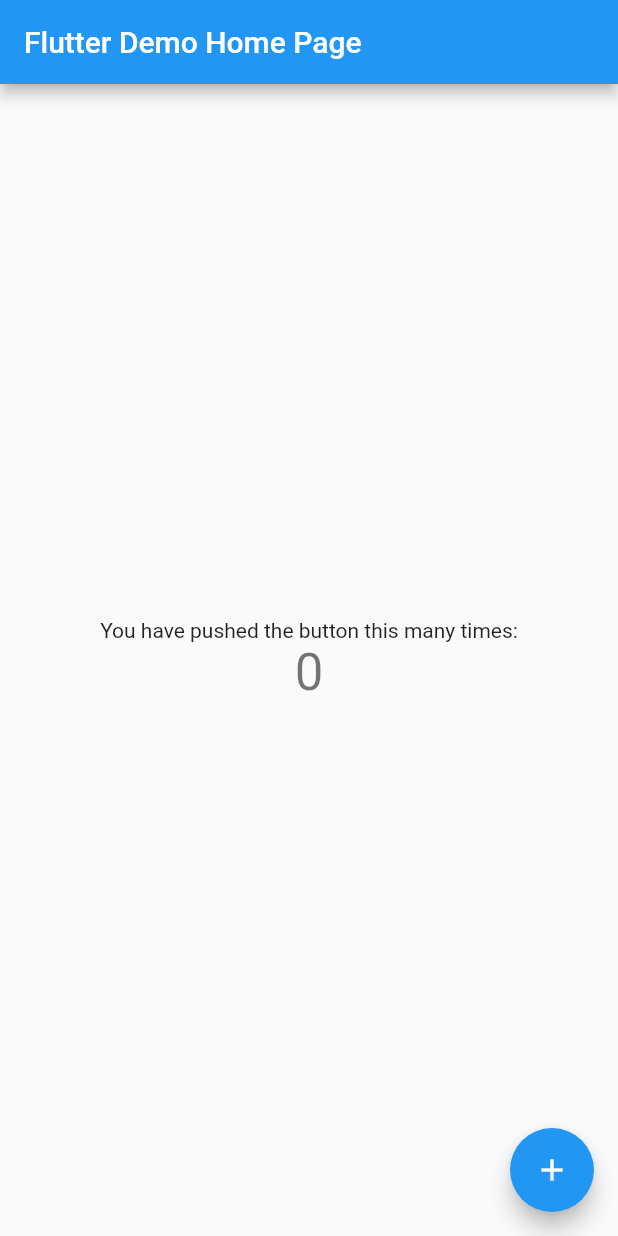
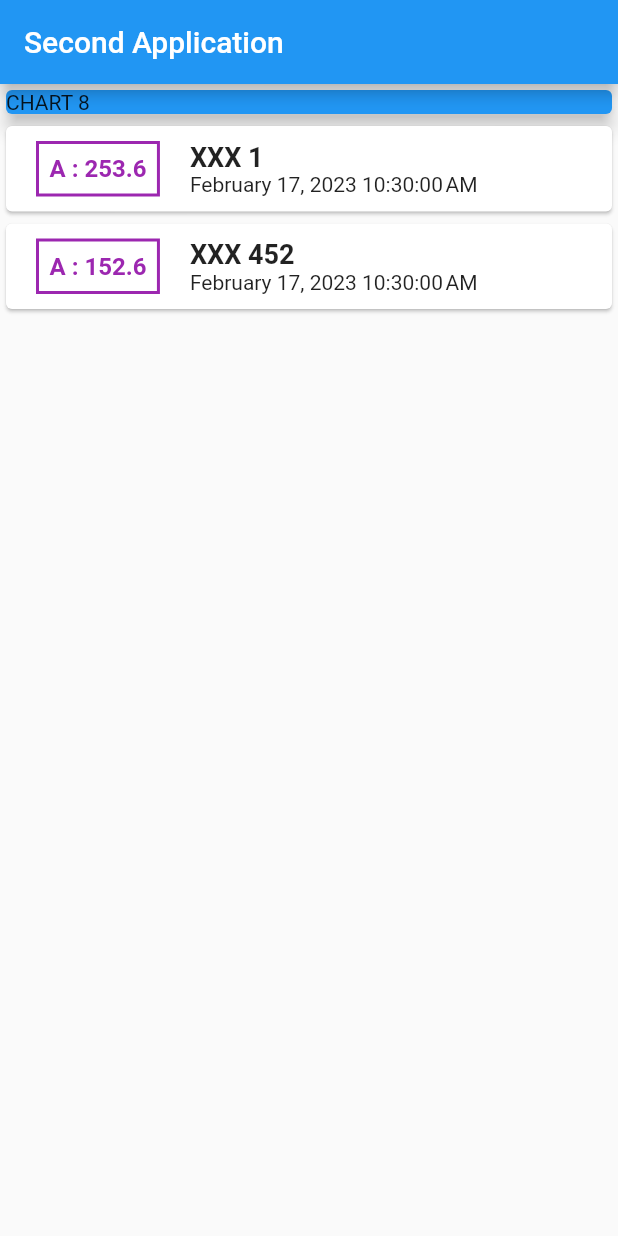
Before and after one commit to Jean-Lionel/flutter_budget_plan, a Flutter app: the screen it shows after launch, on a phone screen of 412 x 824 dp. Run offline on Flutter 3.47's test engine with Material 2 defaults, Android fonts, the phone set to English and light mode, and no system bars.

Commit message:
add transaction classe

```diff
--- a/lib/main.dart
+++ b/lib/main.dart
@@ -1,115 +1,113 @@
 import 'package:flutter/material.dart';
+import 'package:flutter_budget_app/tranaction.dart';
+import 'package:intl/intl.dart';
 
 void main() {
-  runApp(const MyApp());
+  runApp(MyApp());
 }
 
 class MyApp extends StatelessWidget {
-  const MyApp({super.key});
-
   // This widget is the root of your application.
   @override
   Widget build(BuildContext context) {
     return MaterialApp(
       title: 'Flutter Demo',
       theme: ThemeData(
-        // This is the theme of your application.
-        //
-        // Try running your application with "flutter run". You'll see the
-        // application has a blue toolbar. Then, without quitting the app, try
-        // changing the primarySwatch below to Colors.green and then invoke
-        // "hot reload" (press "r" in the console where you ran "flutter run",
-        // or simply save your changes to "hot reload" in a Flutter IDE).
-        // Notice that the counter didn't reset back to zero; the application
-        // is not restarted.
         primarySwatch: Colors.blue,
       ),
-      home: const MyHomePage(title: 'Flutter Demo Home Page'),
+      home: MyHomePage(),
     );
   }
 }
 
 class MyHomePage extends StatefulWidget {
-  const MyHomePage({super.key, required this.title});
-
-  // This widget is the home page of your application. It is stateful, meaning
-  // that it has a State object (defined below) that contains fields that affect
-  // how it looks.
-
-  // This class is the configuration for the state. It holds the values (in this
-  // case the title) provided by the parent (in this case the App widget) and
-  // used by the build method of the State. Fields in a Widget subclass are
-  // always marked "final".
-
-  final String title;
-
   @override
   State<MyHomePage> createState() => _MyHomePageState();
 }
 
 class _MyHomePageState extends State<MyHomePage> {
-  int _counter = 0;
-
-  void _incrementCounter() {
-    setState(() {
-      // This call to setState tells the Flutter framework that something has
-      // changed in this State, which causes it to rerun the build method below
-      // so that the display can reflect the updated values. If we changed
-      // _counter without calling setState(), then the build method would not be
-      // called again, and so nothing would appear to happen.
-      _counter++;
-    });
-  }
-
+  final List<Transaction> transactions = [
+    Transaction(id: 'Pk1', title: 'XXX 1', amount: 253.6, date: DateTime.now()),
+    Transaction(
+        id: 'Pk2', title: 'XXX 452', amount: 152.6, date: DateTime.now()),
+  ];
   @override
   Widget build(BuildContext context) {
-    // This method is rerun every time setState is called, for instance as done
-    // by the _incrementCounter method above.
-    //
-    // The Flutter framework has been optimized to make rerunning build methods
-    // fast, so that you can just rebuild anything that needs updating rather
-    // than having to individually change instances of widgets.
     return Scaffold(
         appBar: AppBar(
-        // Here we take the value from the MyHomePage object that was created by
-        // the App.build method, and use it to set our appbar title.
-        title: Text(widget.title),
+          title: Text("Second Application"),
         ),
-      body: Center(
-        // Center is a layout widget. It takes a single child and positions it
-        // in the middle of the parent.
-        child: Column(
-          // Column is also a layout widget. It takes a list of children and
-          // arranges them vertically. By default, it sizes itself to fit its
-          // children horizontally, and tries to be as tall as its parent.
-          //
-          // Invoke "debug painting" (press "p" in the console, choose the
-          // "Toggle Debug Paint" action from the Flutter Inspector in Android
-          // Studio, or the "Toggle Debug Paint" command in Visual Studio Code)
-          // to see the wireframe for each widget.
-          //
-          // Column has various properties to control how it sizes itself and
-          // how it positions its children. Here we use mainAxisAlignment to
-          // center the children vertically; the main axis here is the vertical
-          // axis because Columns are vertical (the cross axis would be
-          // horizontal).
-          mainAxisAlignment: MainAxisAlignment.center,
-          children: <Widget>[
-            const Text(
-              'You have pushed the button this many times:',
+        body: Column(
+          mainAxisAlignment: MainAxisAlignment.start,
+          crossAxisAlignment: CrossAxisAlignment.center,
+          children: [
+            Container(
+              width: double.infinity,
+              child: Card(
+                color: Colors.blue,
+                elevation: 5,
+                child: Container(
+                  child: const Text(
+                    "CHART 8",
                   ),
+                ),
+              ),
+            ),
+            Column(
+                children: transactions
+                    .map(
+                      (trans) => Card(
+                        child: Row(
+                          children: [
+                            Container(
+                              margin: const EdgeInsets.symmetric(
+                                vertical: 10,
+                                horizontal: 20,
+                              ),
+                              decoration: BoxDecoration(
+                                border: Border.all(
+                                  color: Colors.purple,
+                                  width: 2,
+                                ),
+                              ),
+                              padding: const EdgeInsets.symmetric(
+                                horizontal: 2,
+                                vertical: 2,
+                              ),
+                              child: Container(
+                                margin: const EdgeInsets.symmetric(
+                                  vertical: 5,
+                                  horizontal: 5,
+                                ),
+                                child: Text(
+                                  'A : ${trans.amount}',
+                                  style: const TextStyle(
+                                    fontWeight: FontWeight.bold,
+                                    fontSize: 16,
+                                    color: Colors.purple,
+                                  ),
+                                ),
+                              ),
+                            ),
+                            Column(
+                              crossAxisAlignment: CrossAxisAlignment.start,
+                              children: [
                                 Text(
-              '$_counter',
-              style: Theme.of(context).textTheme.headline4,
+                                  trans.title,
+                                  style: const TextStyle(
+                                    fontSize: 18,
+                                    fontWeight: FontWeight.bold,
                                   ),
+                                ),
+                                Text(new DateFormat().format(trans.date)),
+                              ],
+                            )
                           ],
                         ),
                       ),
-      floatingActionButton: FloatingActionButton(
-        onPressed: _incrementCounter,
-        tooltip: 'Increment',
-        child: const Icon(Icons.add),
-      ), // This trailing comma makes auto-formatting nicer for build methods.
-    );
+                    )
+                    .toList()),
+          ],
+        ));
   }
 }
--- /dev/null
+++ b/lib/tranaction.dart
@@ -0,0 +1,14 @@
+import 'package:flutter/cupertino.dart';
+
+class Transaction {
+  final String id; //
+  final String title; //
+  final double amount; //
+  final DateTime date; //
+
+  Transaction(
+      {required this.id,
+      required this.title,
+      required this.amount,
+      required this.date});
+}
--- a/pubspec.yaml
+++ b/pubspec.yaml
@@ -36,6 +36,7 @@ dependencies:
   # The following adds the Cupertino Icons font to your application.
   # Use with the CupertinoIcons class for iOS style icons.
   cupertino_icons: ^1.0.2
+  intl: ^0.18.0
 
 dev_dependencies:
   flutter_test:
```
Also changed, not shown: pubspec.lock. Lines whose indentation alone changed are shown as unchanged.
